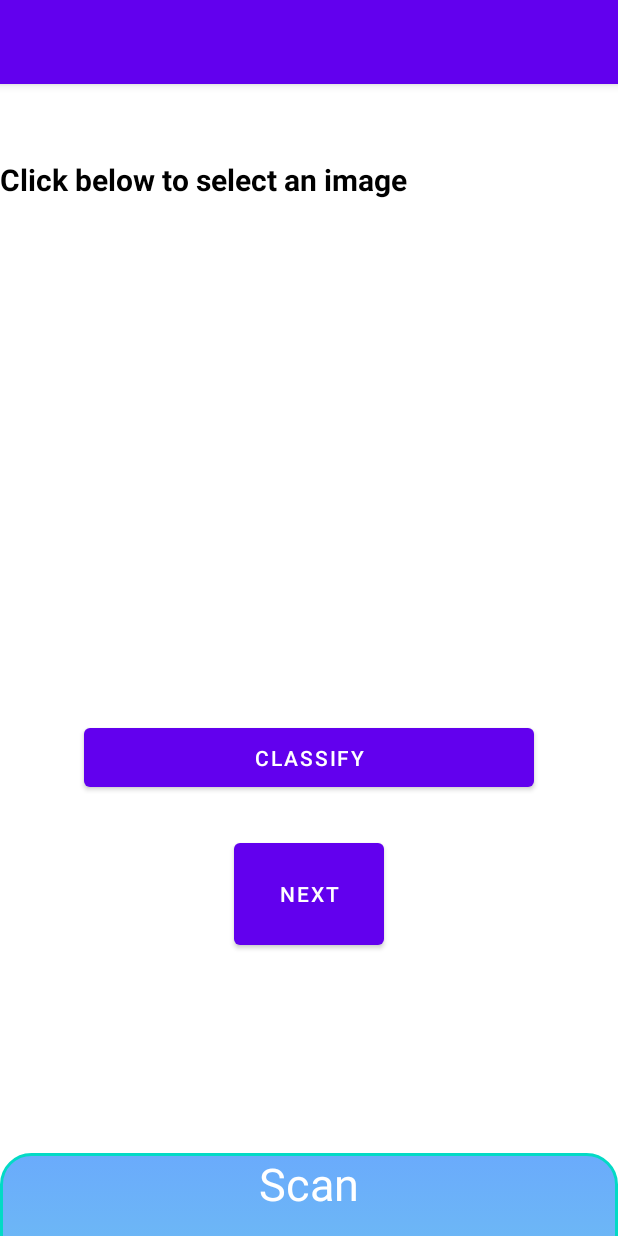
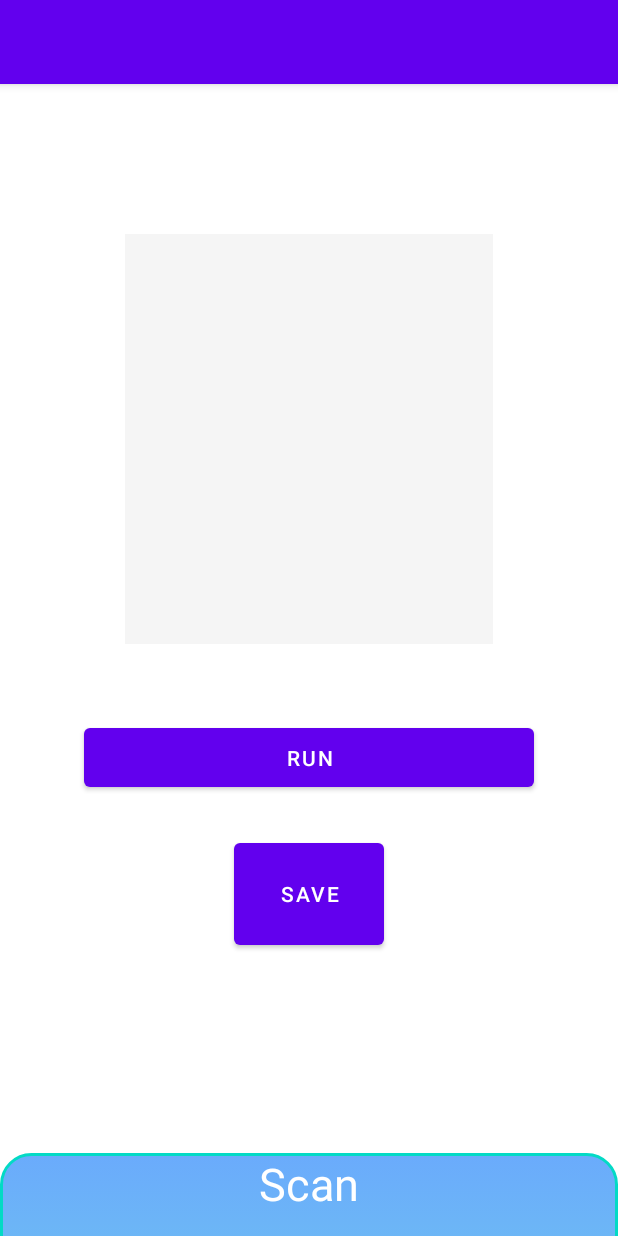
Before and after one commit to flahiveJack/DermaCare, an Android app: the screen it shows after launch (MainActivity), on a phone screen of 412 x 824 dp. Run offline under Robolectric (Android 15) with nearby library versions, the phone set to English and light mode, and no system bars; our stand-ins replace Firebase (no records; nobody signed in at launch, a user with empty details on screens opened directly); libraries missing offline, so code that uses them is left out: com.github.mikephil.charting, com.ramijemli.percentagechartview, org.tensorflow.lite; plain views replace BarChart, PercentageChartView; 4 statements that could not run were skipped.

Commit message:
Final year project

```diff
--- a/app/build.gradle
+++ b/app/build.gradle
@@ -46,8 +46,11 @@ dependencies {
     implementation 'androidx.gridlayout:gridlayout:1.0.0'
 
     testImplementation 'junit:junit:4.+'
+    testImplementation 'org.testng:testng:6.9.6'
     androidTestImplementation 'androidx.test.ext:junit:1.1.3'
     androidTestImplementation 'androidx.test.espresso:espresso-core:3.4.0'
+    androidTestImplementation 'androidx.test:rules:1.4.0'
+    androidTestImplementation 'androidx.test:runner:1.4.0'
     implementation platform('com.google.firebase:firebase-bom:29.3.1')
     implementation 'com.google.firebase:firebase-analytics'
     implementation('org.tensorflow:tensorflow-lite:0.0.0-nightly') { changing = true }
--- a/app/src/main/java/com/example/firebasetest/MainActivity.java
+++ b/app/src/main/java/com/example/firebasetest/MainActivity.java
@@ -1,29 +1,25 @@
 package com.example.firebasetest;
+
+import android.app.Activity;
+import android.content.Intent;
+import android.content.res.AssetFileDescriptor;
+import android.graphics.Bitmap;
+import android.graphics.Color;
+import android.net.Uri;
+import android.os.Bundle;
+import android.provider.MediaStore;
+import android.view.View;
+import android.widget.Button;
+import android.widget.ImageView;
+import android.widget.RelativeLayout;
+import android.widget.TextView;
+import android.widget.Toast;
 
 import androidx.annotation.NonNull;
 import androidx.annotation.Nullable;
 import androidx.appcompat.app.AppCompatActivity;
 
-import android.app.Activity;
-import android.content.Intent;
-import android.content.res.AssetFileDescriptor;
-import android.graphics.Bitmap;
-import android.graphics.BitmapFactory;
-import android.graphics.Color;
-import android.graphics.drawable.BitmapDrawable;
-import android.net.Uri;
-import android.os.Bundle;
-import android.provider.MediaStore;
-import android.view.View;
-import android.widget.Button;
-import android.widget.ImageButton;
-import android.widget.ImageView;
-import android.widget.RelativeLayout;
-import android.widget.TextView;
-import android.widget.Toast;
-
 import com.github.mikephil.charting.charts.BarChart;
-import com.github.mikephil.charting.charts.HorizontalBarChart;
 import com.github.mikephil.charting.components.XAxis;
 import com.github.mikephil.charting.data.BarData;
 import com.github.mikephil.charting.data.BarDataSet;
@@ -55,7 +51,6 @@ import org.tensorflow.lite.support.image.ops.ResizeWithCropOrPadOp;
 import org.tensorflow.lite.support.label.TensorLabel;
 import org.tensorflow.lite.support.tensorbuffer.TensorBuffer;
 
-import java.io.ByteArrayOutputStream;
 import java.io.FileInputStream;
 import java.io.IOException;
 import java.nio.MappedByteBuffer;
@@ -84,9 +79,9 @@ public class MainActivity extends AppCompatActivity {
 
     ImageView imageView;
     Uri imageuri;
-    Button buclassify, next;
+    Button run, next;
 
-    TextView classitext;
+    TextView result1;
 
     private StorageReference storageReference;
     private FirebaseFirestore firestore;
@@ -118,9 +113,9 @@ public class MainActivity extends AppCompatActivity {
 
         imageView=(ImageView)findViewById(R.id.image);
         next=(Button)findViewById(R.id.goNext);
-        buclassify=(Button)findViewById(R.id.classify);
+        run=(Button)findViewById(R.id.runbtn);
         //prediction=(TextView)findViewById(R.id.predictions);
-        classitext=(TextView)findViewById(R.id.classifytext);
+        result1=(TextView)findViewById(R.id.resulttext);
         //mChart=findViewById(R.id.chart);
 
         storageReference = FirebaseStorage.getInstance().getReference();
@@ -147,7 +142,7 @@ public class MainActivity extends AppCompatActivity {
             @Override
             public void onClick(View v) {
                 //mProgressBar.setVisibility(View.VISIBLE);
-                String result = classitext.getText().toString();
+                String result = result1.getText().toString();
                 if (imageuri !=null){
                     StorageReference resultRef = storageReference.child("result_images").child(FieldValue.serverTimestamp().toString() + ".jpg");
                     resultRef.putFile(imageuri).addOnCompleteListener(new OnCompleteListener<UploadTask.TaskSnapshot>() {
@@ -230,7 +225,7 @@ public class MainActivity extends AppCompatActivity {
             e.printStackTrace();
         }
 
-        buclassify.setOnClickListener(new View.OnClickListener() {
+        run.setOnClickListener(new View.OnClickListener() {
             @Override
             public void onClick(View v) {
 
@@ -376,7 +371,7 @@ public class MainActivity extends AppCompatActivity {
 
         for (Map.Entry<String, Float> entry : labeledProbability.entrySet()) {
             if (entry.getValue()==maxValueInMap) {
-                classitext.setText(entry.getKey() + " " + maxValueInMap * 100 + "%");
+                result1.setText(entry.getKey() + " " + maxValueInMap * 100 + "%");
                 mChart.setProgress(maxValueInMap*100,true);
             }
 
--- a/app/src/main/res/layout/activity_main.xml
+++ b/app/src/main/res/layout/activity_main.xml
@@ -11,11 +11,11 @@
         android:layout_height="match_parent">
 
         <TextView
-            android:id="@+id/classifytext"
+            android:id="@+id/resulttext"
             android:layout_width="match_parent"
             android:layout_height="wrap_content"
 
-            android:text="Click below to select an image"
+
             android:textColor="#000000"
             android:textSize="20sp"
             android:textStyle="bold"
@@ -31,14 +31,15 @@
             android:layout_height="273dp"
             android:layout_marginTop="50dp"
             android:layout_centerInParent="true"
+            android:background="@color/browser_actions_bg_grey"
 
 
-            android:layout_alignTop="@id/classifytext">
+            android:layout_alignTop="@id/resulttext">
 
         </ImageView>
 
         <Button
-            android:id="@+id/classify"
+            android:id="@+id/runbtn"
             android:layout_width="300dp"
             android:layout_height="51dp"
             android:layout_below="@+id/image"
@@ -49,18 +50,18 @@
             android:layout_marginBottom="10dp"
 
 
-            android:text="Classify"
+            android:text="Run"
             />
 
         <Button
             android:id="@+id/goNext"
             android:layout_width="100dp"
             android:layout_height="80dp"
-            android:layout_below="@id/classify"
+            android:layout_below="@id/runbtn"
             android:layout_marginTop="15dp"
             android:layout_centerInParent="true"
 
-            android:text="Next"
+            android:text="save"
 
 
             />
--- a/app/src/main/res/layout/activity_user_home.xml
+++ b/app/src/main/res/layout/activity_user_home.xml
@@ -223,14 +223,15 @@
         android:id="@+id/textView3"
         android:layout_width="wrap_content"
         android:layout_height="wrap_content"
+        android:layout_marginTop="76dp"
+        android:layout_marginBottom="12dp"
         android:text="Scan"
         android:textColor="#D3D3D3"
         android:textSize="30sp"
         app:layout_constraintBottom_toTopOf="@+id/coordinatorLayout"
         app:layout_constraintEnd_toEndOf="parent"
         app:layout_constraintStart_toStartOf="parent"
-        app:layout_constraintTop_toBottomOf="@+id/gridLayout"
-        app:layout_constraintVertical_bias="0.831" />
+        app:layout_constraintTop_toBottomOf="@+id/gridLayout" />
 
 
 </androidx.constraintlayout.widget.ConstraintLayout>
```
Also changed, not shown: app/src/main/java/com/example/firebasetest/Login.java (+6 -10 lines), app/src/main/java/com/example/firebasetest/Register.java (+7 -4 lines), app/src/main/java/com/example/firebasetest/userHome.java (+23 -11 lines), app/src/main/res/layout/activity_login.xml (+12 -0 lines), app/src/main/res/layout/activity_register.xml (+25 -21 lines), 1 other file.
